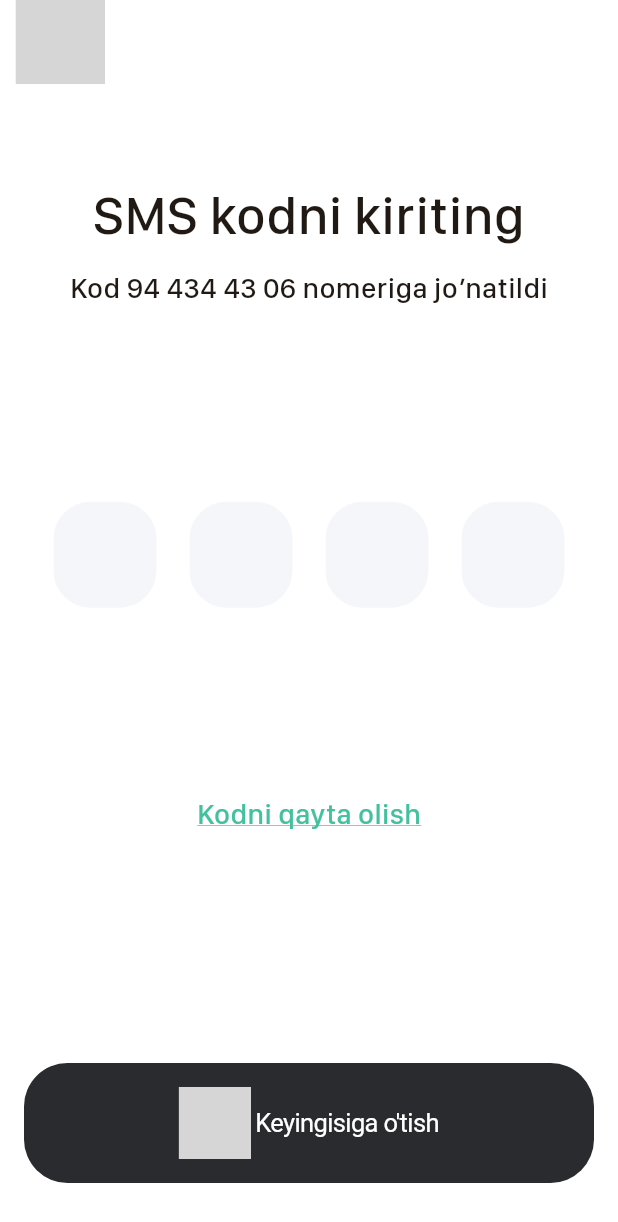
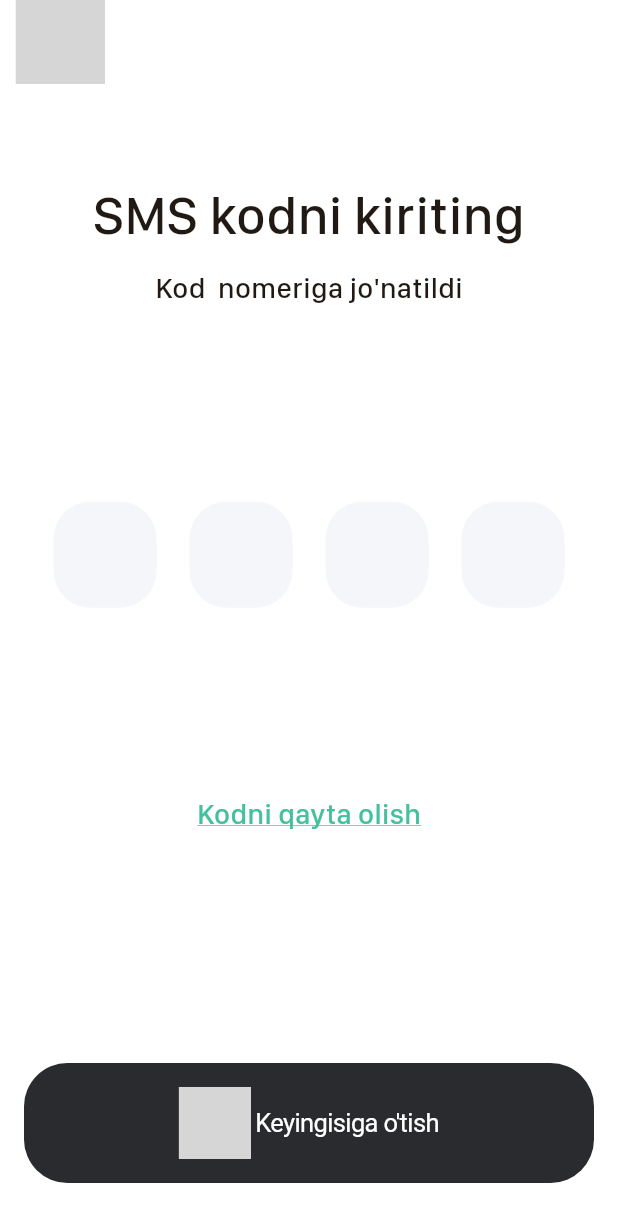
Before and after one commit to IbrokhimSidikov/tezqu, a Flutter app: the LoginOtpPage screen opened by its route, on a phone screen of 412 x 824 dp. Shown: the top 1222 px of the screen. Run offline on Flutter 3.47's test engine with Material 3 defaults, Android fonts, the phone set to English and light mode, and no system bars; drawn by our look-alikes of pin_code_fields; our stand-ins replace bloc, connectivity_plus, dartz, dio, equatable, flutter_bloc and 9 more; missing offline and left inert: iconify_flutter; accounts and stored records are empty; project files that could hold a hidden picture were left out; grey boxes are pictures that could not be loaded.

Commit message:
register completed

```diff
--- a/lib/core/router/app_routes.dart
+++ b/lib/core/router/app_routes.dart
@@ -53,7 +53,10 @@ class AppRoutes {
       GoRoute(
           path: loginOtp,
           name: 'loginOtp',
-          builder: (context, state) => const LoginOtpPage()
+          builder: (context, state) {
+            final phone = state.uri.queryParameters['phone'] ?? '';
+            return LoginOtpPage(phoneNumber: phone);
+          }
       ),
       GoRoute(
         path: auth,
--- a/lib/features/auth/data/datasources/auth_remote_data_source.dart
+++ b/lib/features/auth/data/datasources/auth_remote_data_source.dart
@@ -67,7 +67,7 @@ class AuthRemoteDataSourceImpl implements AuthRemoteDataSource {
     final response = await dioClient.post(
       '/auth/verify',
       data: {
-        'phone': phone,
+        'phone_number': phone,
         'code': code,
       },
     );
--- a/lib/features/auth/presentation/pages/auth_page.dart
+++ b/lib/features/auth/presentation/pages/auth_page.dart
@@ -118,7 +118,9 @@ class _AuthPageState extends State<AuthPage> {
             ScaffoldMessenger.of(context).showSnackBar(
               SnackBar(content: Text(state.message ?? 'Muvaffaqiyatli')),
             );
-            context.push(AppRoutes.loginOtp);
+            // Pass phone number to OTP page
+            final phoneNumber = '998${_phoneController.text}';
+            context.push('${AppRoutes.loginOtp}?phone=$phoneNumber');
           } else if (state is AuthError) {
             ScaffoldMessenger.of(context).showSnackBar(
               SnackBar(
--- a/lib/features/auth/presentation/pages/login_otp_page.dart
+++ b/lib/features/auth/presentation/pages/login_otp_page.dart
@@ -1,8 +1,7 @@
-
-
 import 'package:flutter/cupertino.dart';
 import 'package:flutter/material.dart';
 import 'package:flutter/services.dart';
+import 'package:flutter_bloc/flutter_bloc.dart';
 import 'package:flutter_screenutil/flutter_screenutil.dart';
 import 'package:flutter_svg/svg.dart';
 import 'package:go_router/go_router.dart';
@@ -10,22 +9,78 @@ import 'package:pin_code_fields/pin_code_fields.dart';
 
 import '../../../../core/constants/app_colors.dart';
 import '../../../../core/constants/app_images.dart';
+import '../../../../core/di/di.dart';
 import '../../../../core/router/app_routes.dart';
 import '../../../../core/shared/app_textfield.dart';
 import '../../../../core/shared/back_button_circle.dart';
 import '../../../../core/shared/button_widget.dart';
 import '../../../../core/shared/text_widget.dart';
+import '../cubits/auth_cubit.dart';
+import '../cubits/auth_state.dart';
 
 class LoginOtpPage extends StatefulWidget {
-  const LoginOtpPage({super.key});
+  final String phoneNumber;
+
+  const LoginOtpPage({super.key, required this.phoneNumber});
 
   @override
   State<LoginOtpPage> createState() => _LoginOtpPageState();
 }
 
 class _LoginOtpPageState extends State<LoginOtpPage> {
+  final _otpController = TextEditingController();
+  String _otpCode = '';
+
+  @override
+  void dispose() {
+    _otpController.dispose();
+    super.dispose();
+  }
+
+  void _handleVerify(BuildContext context) {
+    if (_otpCode.length == 4) {
+      context.read<AuthCubit>().verify(
+        phone: widget.phoneNumber,
+        code: _otpCode,
+      );
+    } else {
+      ScaffoldMessenger.of(context).showSnackBar(
+        const SnackBar(content: Text('4 raqamli kodni kiriting')),
+      );
+    }
+  }
+
+  String _formatPhoneNumber(String phone) {
+    // Format 998XXXXXXXXX to 99 XXX XX XX
+    if (phone.length >= 11) {
+      return '${phone.substring(0, 2)} ${phone.substring(2, 5)} ${phone.substring(5, 7)} ${phone.substring(7, 9)}';
+    }
+    return phone;
+  }
+
   @override
   Widget build(BuildContext context) {
+    return BlocProvider(
+      create: (context) => getIt<AuthCubit>(),
+      child: BlocConsumer<AuthCubit, AuthState>(
+        listener: (context, state) {
+          if (state is AuthSuccess) {
+            ScaffoldMessenger.of(context).showSnackBar(
+              SnackBar(content: Text(state.message ?? 'Muvaffaqiyatli')),
+            );
+            context.go(AppRoutes.home);
+          } else if (state is AuthError) {
+            ScaffoldMessenger.of(context).showSnackBar(
+              SnackBar(
+                content: Text(state.message),
+                backgroundColor: Colors.red,
+              ),
+            );
+          }
+        },
+        builder: (context, state) {
+          final isLoading = state is AuthLoading;
+
           return Scaffold(
             backgroundColor: AppColors.cxWhite,
             appBar: AppBar(
@@ -55,7 +110,8 @@ class _LoginOtpPageState extends State<LoginOtpPage> {
                         ),
                       ),
                       Text(
-                          'Kod 94 434 43 06 nomeriga jo’natildi', style: TextStyle(
+                          'Kod ${_formatPhoneNumber(widget.phoneNumber)} nomeriga jo\'natildi',
+                          style: TextStyle(
                             fontSize: 20.sp,
                             fontWeight: FontWeight.w500,
                           ),
@@ -66,6 +122,7 @@ class _LoginOtpPageState extends State<LoginOtpPage> {
                       Padding(
                         padding: const EdgeInsets.all(20.0),
                         child: PinCodeTextField(
+                          controller: _otpController,
                           textStyle: TextStyle(fontSize: 36),
                           appContext: context,
                           length: 4,
@@ -85,7 +142,14 @@ class _LoginOtpPageState extends State<LoginOtpPage> {
                           ),
                           keyboardType: TextInputType.number,
                           enableActiveFill: true,
-
+                          onChanged: (value) {
+                            setState(() {
+                              _otpCode = value;
+                            });
+                          },
+                          onCompleted: (value) {
+                            _otpCode = value;
+                          },
                         ),
                       ),
                       SizedBox(
@@ -116,14 +180,18 @@ class _LoginOtpPageState extends State<LoginOtpPage> {
               // Button at the bottom
               Padding(
                 padding: EdgeInsets.only(bottom: 20.h),
-                child: ButtonWidget(text: 'Keyingisiga o\'tish', onPressed: (){
-                  context.push(AppRoutes.home);
-                },),
+                child: ButtonWidget(
+                  text: isLoading ? 'Yuklanmoqda...' : 'Keyingisiga o\'tish',
+                  onPressed: isLoading ? null : () => _handleVerify(context),
+                ),
               ),
             ],
           ),
         ),
       ),
           );
+        },
+      ),
+    );
   }
 }
```
Lines whose indentation alone changed are shown as unchanged.
